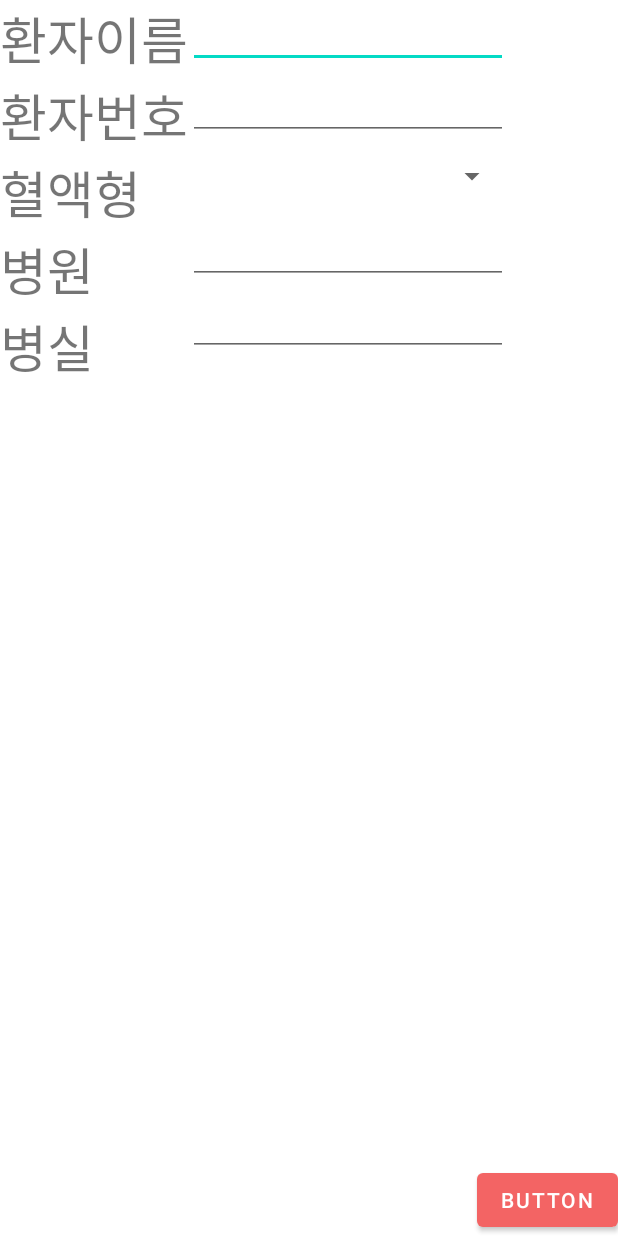
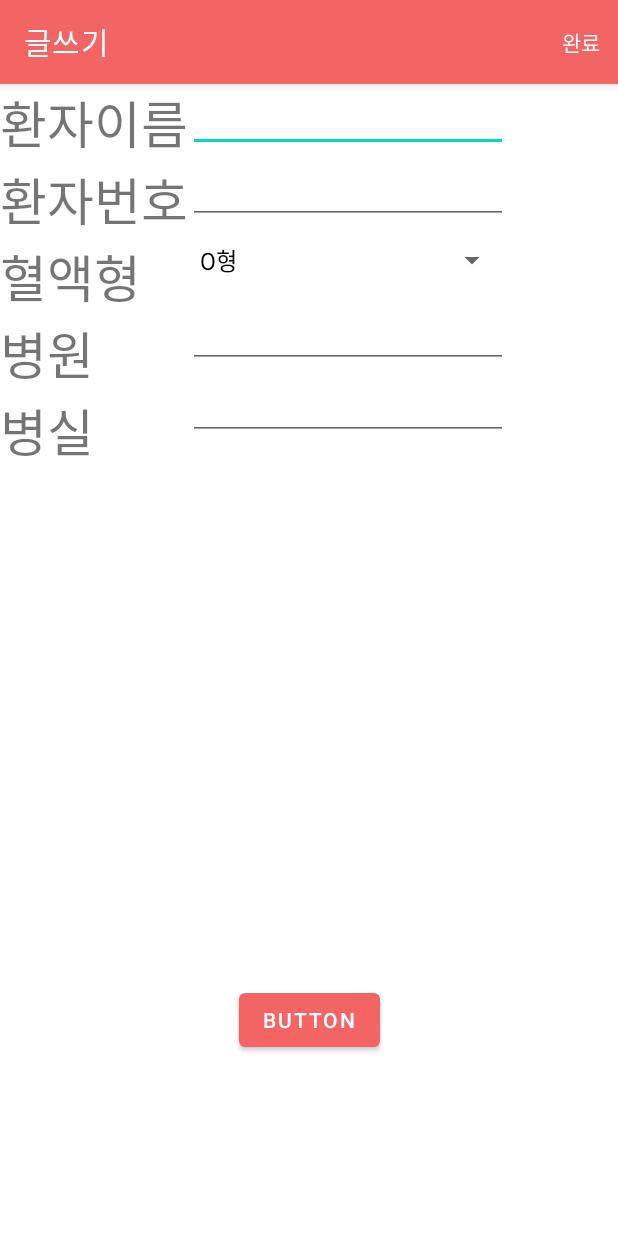
Before and after one commit to sootsun/GiveBlood, an Android app: the screen it shows after launch once a user with an empty profile is signed in (WriteActivity), after a tap on "Write", on a phone screen of 412 x 824 dp. Run offline under Robolectric (Android 15) with nearby library versions, the light colour scheme and no system bars; our stand-ins replace Firebase (no records; nobody signed in at launch, a user with empty details on screens opened directly); 5 statements that could not run were skipped.

Commit message:
Add spinner for blood type

```diff
--- a/app/src/main/java/oss/data/BoardItem.java
+++ b/app/src/main/java/oss/data/BoardItem.java
@@ -2,6 +2,7 @@ package oss.data;
 
 import android.os.Parcel;
 import android.os.Parcelable;
+import android.util.Log;
 
 import com.google.firebase.auth.FirebaseUser;
 
@@ -56,7 +57,7 @@ public class BoardItem implements Parcelable {
     }
 
     public boolean isWriter(FirebaseUser user) {
-        return !(user.isAnonymous() || !email.equals(user.getEmail()));
+        return (!user.isAnonymous() && email.equals(user.getEmail()));
     }
 
     public static final Creator<BoardItem> CREATOR = new Creator<BoardItem>() {
--- a/app/src/main/java/oss/main/ElementActivity.java
+++ b/app/src/main/java/oss/main/ElementActivity.java
@@ -63,11 +63,13 @@ public class ElementActivity extends AppCompatActivity {
         TextView patientNum =findViewById(R.id.elem_patient_num);
         TextView hospital =findViewById(R.id.elem_hospital);
         TextView room =findViewById(R.id.elem_room);
+        TextView bloodType = findViewById(R.id.elem_blood);
 
         patientName.setText(boardItem.patient);
         patientNum.setText(boardItem.patientNum);
         hospital.setText(boardItem.hospital);
         room.setText(boardItem.room);
+        bloodType.setText(boardItem.bloodType);
 
         findViewById(R.id.elem_confirm_button).setOnClickListener(v -> finish());
     }
@@ -75,7 +77,7 @@ public class ElementActivity extends AppCompatActivity {
     @Override
     public boolean onCreateOptionsMenu(Menu menu) {
         getMenuInflater().inflate(R.menu.menu_element, menu);
-        if (boardItem.isWriter(user)) {
+        if (!boardItem.isWriter(user)) {
             menu.findItem(R.id.element_del).setVisible(false);
             menu.findItem(R.id.element_rewrite).setVisible(false);
         }
--- a/app/src/main/java/oss/main/WriteActivity.java
+++ b/app/src/main/java/oss/main/WriteActivity.java
@@ -1,18 +1,25 @@
 package oss.main;
 
+import androidx.annotation.NonNull;
 import androidx.appcompat.app.AppCompatActivity;
 
 import android.content.Intent;
 import android.os.Bundle;
+import android.view.Menu;
+import android.view.MenuItem;
+import android.view.View;
+import android.widget.AdapterView;
+import android.widget.ArrayAdapter;
 import android.widget.EditText;
 import android.widget.Spinner;
 
 import oss.data.BoardItem;
 import oss.data.REF;
 
-/**글쓰기 화면
- * @todo 스피너 구현
- * */
+/**
+ * 글쓰기 화면
+ *
+ */
 public class WriteActivity extends AppCompatActivity {
 
     EditText patientName;
@@ -21,30 +28,46 @@ public class WriteActivity extends AppCompatActivity {
     EditText room;
     Spinner bloodType;
 
+    BoardItem boardItem;
+
     @Override
     protected void onCreate(Bundle savedInstanceState) {
+        setTheme(R.style.Theme_NeedBlood);
+        getSupportActionBar().setTitle("글쓰기");
         super.onCreate(savedInstanceState);
         setContentView(R.layout.activity_write);
 
         /*작성 항목*/
-        patientName = findViewById(R.id.elem_patient_name);
-        patientNum = findViewById(R.id.elem_patient_num);
-        hospital = findViewById(R.id.elem_hospital);
-        room = findViewById(R.id.elem_room);
-        bloodType = findViewById(R.id.spinner);
+        patientName = findViewById(R.id.write_patient_name);
+        patientNum = findViewById(R.id.write_patient_num);
+        hospital = findViewById(R.id.write_hospital);
+        room = findViewById(R.id.write_room);
 
 
         /*수정 시 원래 값*/
-        BoardItem item = getIntent().getParcelableExtra(REF.LIST.name());
-        getData(item);
+        boardItem = getIntent().getParcelableExtra(REF.LIST.name());
+        getData(boardItem);
+
+        /*혈액형*/
+        bloodType = findViewById(R.id.write_bloodType);
+        ArrayAdapter<CharSequence> adapter = ArrayAdapter.createFromResource(this, R.array.blood_type, R.layout.support_simple_spinner_dropdown_item);
+        bloodType.setAdapter(adapter);
+        bloodType.setOnItemSelectedListener(new AdapterView.OnItemSelectedListener() {
+            @Override
+            public void onItemSelected(AdapterView<?> parent, View view, int position, long id) {
+                boardItem.bloodType = (String) parent.getItemAtPosition(position);
+            }
+
+            @Override
+            public void onNothingSelected(AdapterView<?> parent) {
+                boardItem.bloodType = "NON";
+            }
+        });
+
 
         /*완료*/
         findViewById(R.id.elem_confirm_button).setOnClickListener(v -> {
-            Intent intent = new Intent();
-            setData(item);
-            intent.putExtra(REF.LIST.name(), item);
-            setResult(RESULT_OK, intent);
-            finish();
+            confirm(boardItem);
         });
     }
 
@@ -54,10 +77,31 @@ public class WriteActivity extends AppCompatActivity {
         hospital.setText(item.hospital);
         room.setText(item.room);
     }
+
     private void setData(BoardItem item) {
         item.patient = patientName.getText().toString();
         item.patientNum = patientNum.getText().toString();
         item.hospital = hospital.getText().toString();
         item.room = room.getText().toString();
     }
+
+    private void confirm(BoardItem item) {
+        Intent intent = new Intent();
+        setData(item);
+        intent.putExtra(REF.LIST.name(), item);
+        setResult(RESULT_OK, intent);
+        finish();
+    }
+
+    @Override
+    public boolean onCreateOptionsMenu(Menu menu) {
+        getMenuInflater().inflate(R.menu.menu_write, menu);
+        return true;
+    }
+
+    @Override
+    public boolean onOptionsItemSelected(@NonNull MenuItem item) {
+        confirm(boardItem);
+        return super.onOptionsItemSelected(item);
+    }
 }
--- a/app/src/main/res/layout/activity_element.xml
+++ b/app/src/main/res/layout/activity_element.xml
@@ -78,6 +78,7 @@
             android:textSize="24sp" />
 
         <TextView
+            android:id="@+id/elem_blood"
             android:layout_width="match_parent"
             android:layout_height="wrap_content"
             android:ems="10"
--- a/app/src/main/res/layout/activity_write.xml
+++ b/app/src/main/res/layout/activity_write.xml
@@ -58,7 +58,7 @@
         app:layout_constraintTop_toTopOf="parent">
 
         <EditText
-            android:id="@+id/elem_patient_name"
+            android:id="@+id/write_patient_name"
             android:layout_width="match_parent"
             android:layout_height="wrap_content"
             android:ems="10"
@@ -66,7 +66,7 @@
             android:text="Name" />
 
         <EditText
-            android:id="@+id/elem_patient_num"
+            android:id="@+id/write_patient_num"
             android:layout_width="match_parent"
             android:layout_height="wrap_content"
             android:ems="10"
@@ -75,13 +75,13 @@
             android:text="Name" />
 
         <Spinner
-            android:id="@+id/spinner"
+            android:id="@+id/write_bloodType"
             android:layout_width="match_parent"
             android:layout_height="wrap_content"
             android:minHeight="48sp" />
 
         <EditText
-            android:id="@+id/elem_hospital"
+            android:id="@+id/write_hospital"
             android:layout_width="match_parent"
             android:layout_height="wrap_content"
             android:ems="10"
@@ -90,7 +90,7 @@
             android:text="Name" />
 
         <EditText
-            android:id="@+id/elem_room"
+            android:id="@+id/write_room"
             android:layout_width="match_parent"
             android:layout_height="wrap_content"
             android:ems="10"
@@ -104,8 +104,10 @@
         android:id="@+id/elem_confirm_button"
         android:layout_width="wrap_content"
         android:layout_height="wrap_content"
+        android:layout_marginBottom="120dp"
         android:text="Button"
         app:layout_constraintBottom_toBottomOf="parent"
-        app:layout_constraintEnd_toEndOf="parent" />
+        app:layout_constraintEnd_toEndOf="parent"
+        app:layout_constraintStart_toStartOf="parent" />
 
 </androidx.constraintlayout.widget.ConstraintLayout>
--- /dev/null
+++ b/app/src/main/res/menu/menu_write.xml
@@ -0,0 +1,7 @@
+<?xml version="1.0" encoding="utf-8"?>
+<menu xmlns:android="http://schemas.android.com/apk/res/android"
+    xmlns:app="http://schemas.android.com/apk/res-auto">
+    <item android:id="@+id/write_finish"
+        android:title="완료"
+        app:showAsAction="always"/>
+</menu>
```
